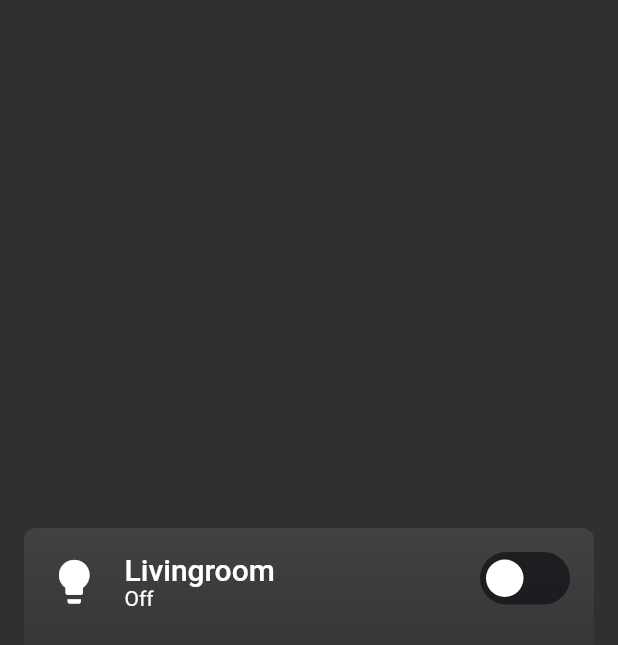
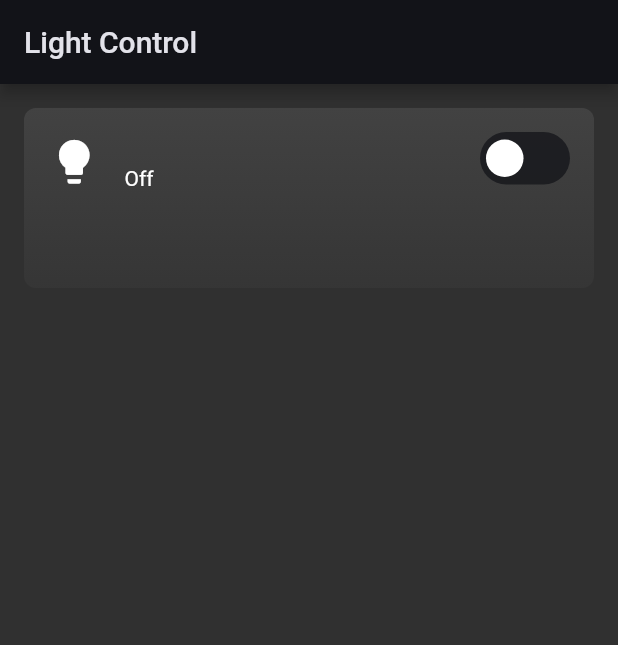
Before and after one commit to egonm12/home_assistant_dashboard, a Flutter app: the screen it shows after launch, on a phone screen of 412 x 824 dp. Shown: the top 645 px of the screen. Run offline on Flutter 3.47's test engine with Material 2 defaults, Android fonts, the phone set to English and light mode, and no system bars; drawn by our look-alikes of flutter_switch; our stand-ins replace flutter_hooks, freezed_annotation; missing offline and left inert: home_assistant_dart.

Commit message:
Add calls to get and set light state

```diff
--- a/lib/helpers/int_to_rounded_double.dart
+++ b/lib/helpers/int_to_rounded_double.dart
@@ -1 +1 @@
-double? roundToDouble(int? value) => value?.roundToDouble();
+double? roundToDouble(num? value) => value?.roundToDouble();
--- a/lib/main.dart
+++ b/lib/main.dart
@@ -1,37 +1,10 @@
 import 'package:flutter/material.dart';
+import 'package:home_assistant_dashboard/presentation/light_control/light_control_screen.dart';
 import 'package:home_assistant_dashboard/theme/theme.dart';
-import 'package:home_assistant_dashboard/widgets/light_control_card/light_control_card.dart';
 
 void main() {
   runApp(const MyApp());
 }
-
-final data = {
-  "entity_id": "light.hue_go_1",
-  "state": "on",
-  "attributes": {
-    "min_mireds": 153,
-    "max_mireds": 500,
-    "supported_color_modes": ["color_temp", "xy"],
-    "color_mode": "color_temp",
-    "brightness": 153,
-    "color_temp": 454,
-    "hs_color": [29.79, 84.553],
-    "rgb_color": [255, 147, 44],
-    "xy_color": [0.579, 0.388],
-    "mode": "normal",
-    "dynamics": "none",
-    "friendly_name": "Livingroom",
-    "supported_features": 40
-  },
-  "last_changed": "2022-03-06T17:29:46.143123+00:00",
-  "last_updated": "2022-03-06T17:29:47.118813+00:00",
-  "context": {
-    "id": "a4998cd100756a79836adf8e34ef8f37",
-    "parent_id": null,
-    "user_id": null
-  }
-};
 
 class MyApp extends StatelessWidget {
   const MyApp({Key? key}) : super(key: key);
@@ -40,23 +13,7 @@ class MyApp extends StatelessWidget {
   Widget build(BuildContext context) {
     return MaterialApp(
       theme: themeData,
-      home: Scaffold(
-        body: Center(
-          child: Padding(
-            padding: const EdgeInsets.all(16.0),
-            child: Column(
-              mainAxisAlignment: MainAxisAlignment.center,
-              children: [
-                LightControlCard(
-                  iconData: Icons.lightbulb,
-                  entityId: 'light.hue_go_1',
-                  setBrightnessLevel: (double brightness) {},
-                ),
-              ],
-            ),
-          ),
-        ),
-      ),
+      home: const LightControlScreen(),
     );
   }
 }
--- /dev/null
+++ b/lib/presentation/light_control/light_control_container.dart
@@ -0,0 +1,27 @@
+import 'package:flutter/material.dart';
+import 'package:flutter_hooks/flutter_hooks.dart';
+import 'package:home_assistant_dashboard/widgets/light_control_card/light_control_card.dart';
+
+class LightControlContainer extends HookWidget {
+  const LightControlContainer({Key? key}) : super(key: key);
+
+  @override
+  Widget build(BuildContext context) {
+    return Padding(
+      padding: const EdgeInsets.all(16.0),
+      child: Column(
+        children: [
+          Column(
+            crossAxisAlignment: CrossAxisAlignment.start,
+            children: const [
+              LightControlCard(
+                iconData: Icons.lightbulb,
+                entityId: 'light.woonkamer',
+              )
+            ],
+          )
+        ],
+      ),
+    );
+  }
+}
--- /dev/null
+++ b/lib/presentation/light_control/light_control_screen.dart
@@ -0,0 +1,16 @@
+import 'package:flutter/material.dart';
+import 'package:home_assistant_dashboard/presentation/light_control/light_control_container.dart';
+
+class LightControlScreen extends StatelessWidget {
+  const LightControlScreen({Key? key}) : super(key: key);
+
+  @override
+  Widget build(BuildContext context) {
+    return Scaffold(
+      appBar: AppBar(
+        title: const Text('Light Control'),
+      ),
+      body: const LightControlContainer(),
+    );
+  }
+}
```
Also changed, not shown: lib/widgets/light_control_card/light_control_card.dart (+95 -61 lines), lib/data/models/light_state/light_state_model.g.dart.
